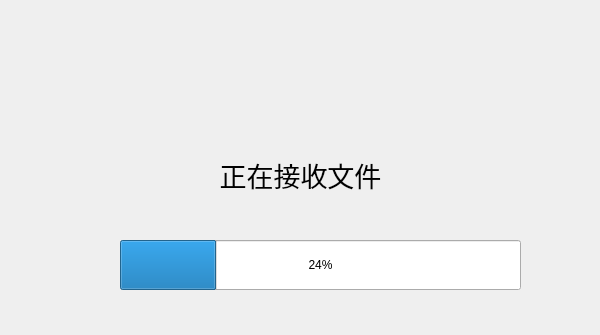
First picture: the form in client/receivefilewindow.ui, repository zx1316/linpop-lan-im, before the edit; both pictures show x 0 to 600 and y 0 to 335 of the 600 by 480 pixel window.
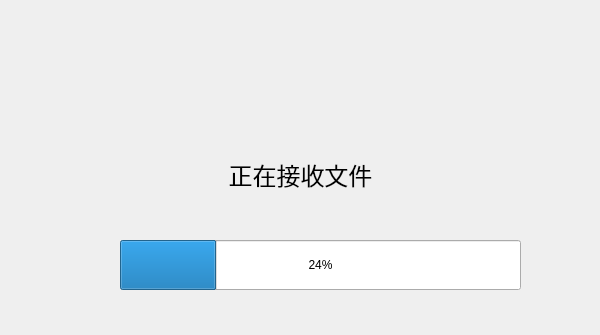
Second picture: the form after the edit.

```diff
--- a/client/receivefilewindow.ui
+++ b/client/receivefilewindow.ui
@@ -43,7 +43,7 @@
    <property name="font">
     <font>
      <family>黑体</family>
-     <pointsize>20</pointsize>
+     <pointsize>18</pointsize>
      <bold>false</bold>
      <kerning>true</kerning>
     </font>
```
